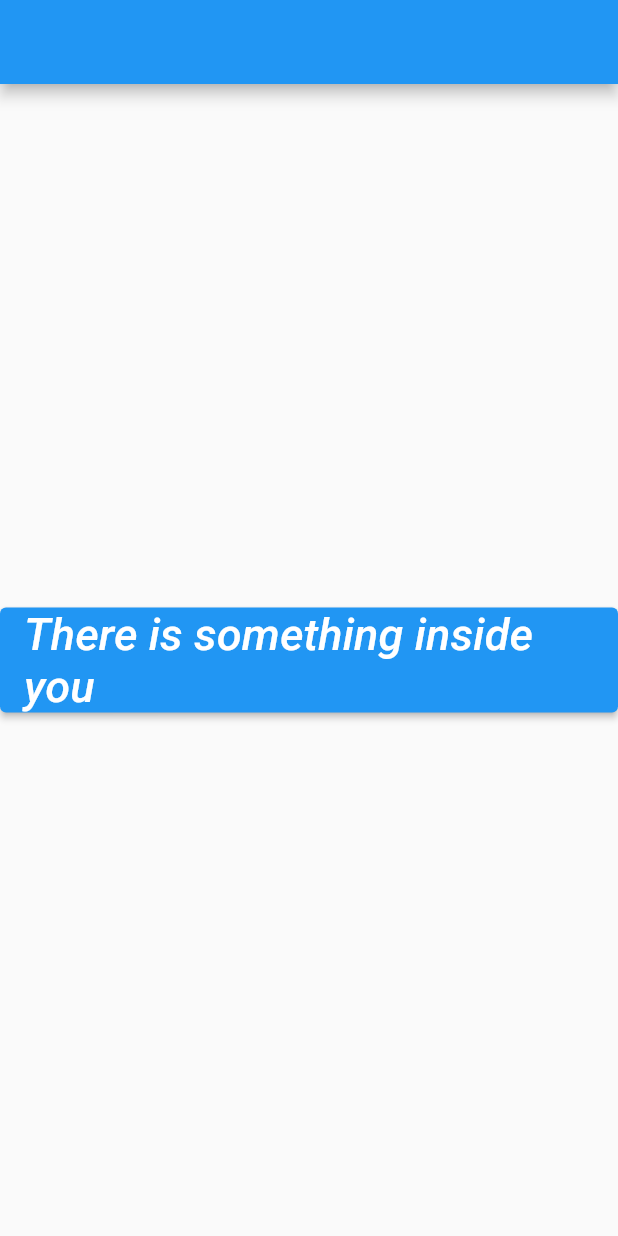
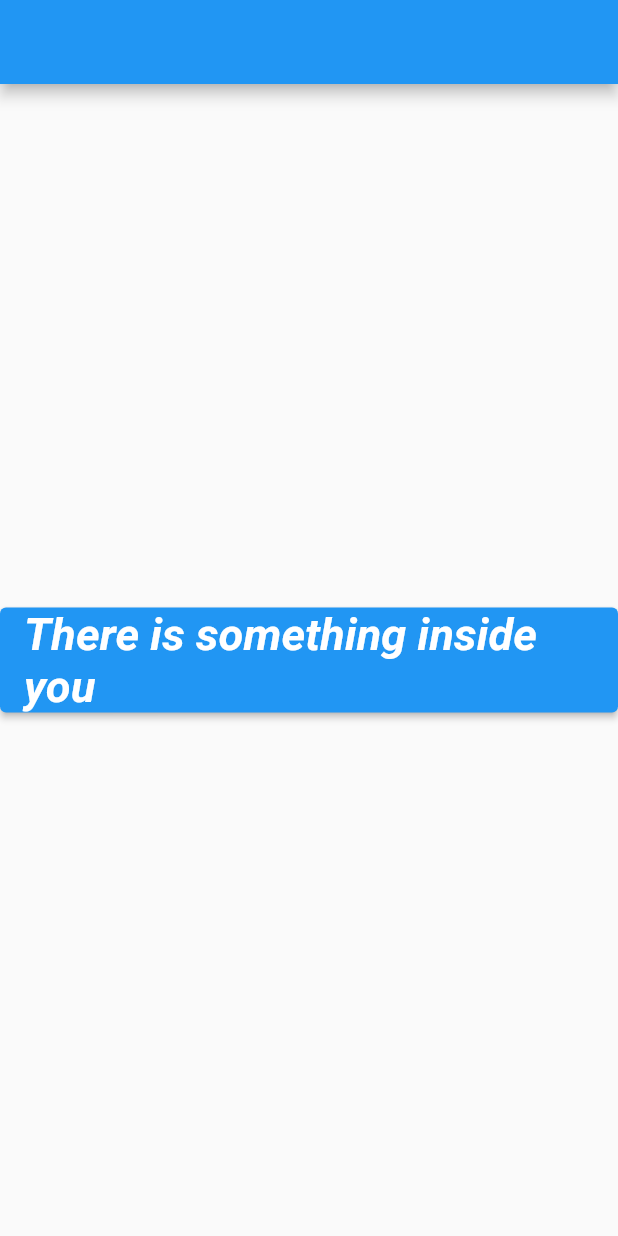
Before and after one commit to OkonovUrmat/First-Flutter-App, a Flutter app: the screen it shows after launch, on a phone screen of 412 x 824 dp. Run offline on Flutter 3.47's test engine with Material 2 defaults, Android fonts, the phone set to English and light mode, and no system bars.

Commit message:
main.dart: Make text bold

```diff
--- a/lib/main.dart
+++ b/lib/main.dart
@@ -13,7 +13,7 @@ class Page1 extends StatelessWidget {
       appBar: AppBar(),
       body: Center(
         child: ElevatedButton(
-          child: Text('There is something inside you', style: TextStyle(fontSize: 30.0, fontStyle: FontStyle.italic),),
+          child: Text('There is something inside you', style: TextStyle(fontSize: 30.0, fontStyle: FontStyle.italic, fontWeight: FontWeight.bold),),
           onPressed: () {
             Navigator.of(context).push(_createRoute());
           },
```
